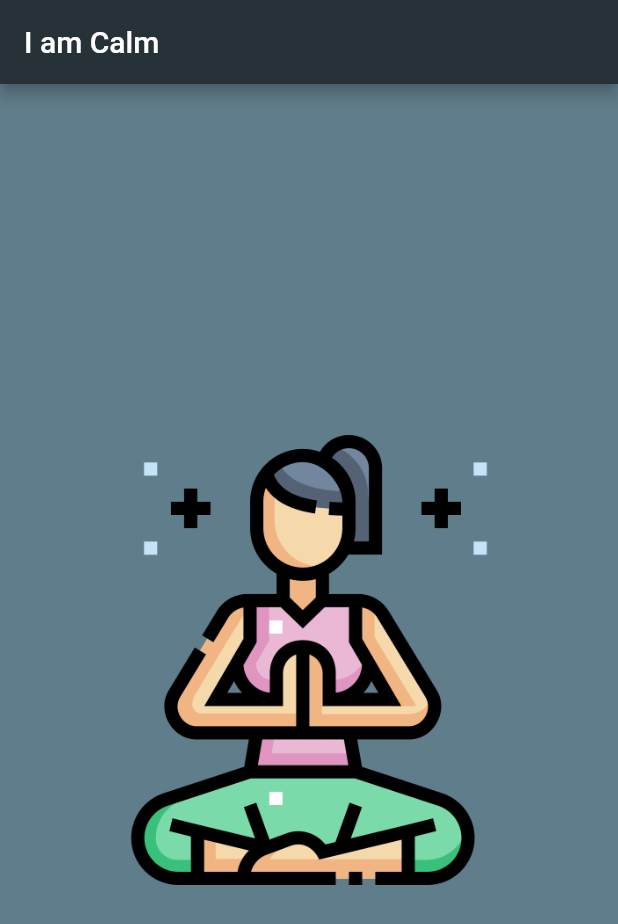
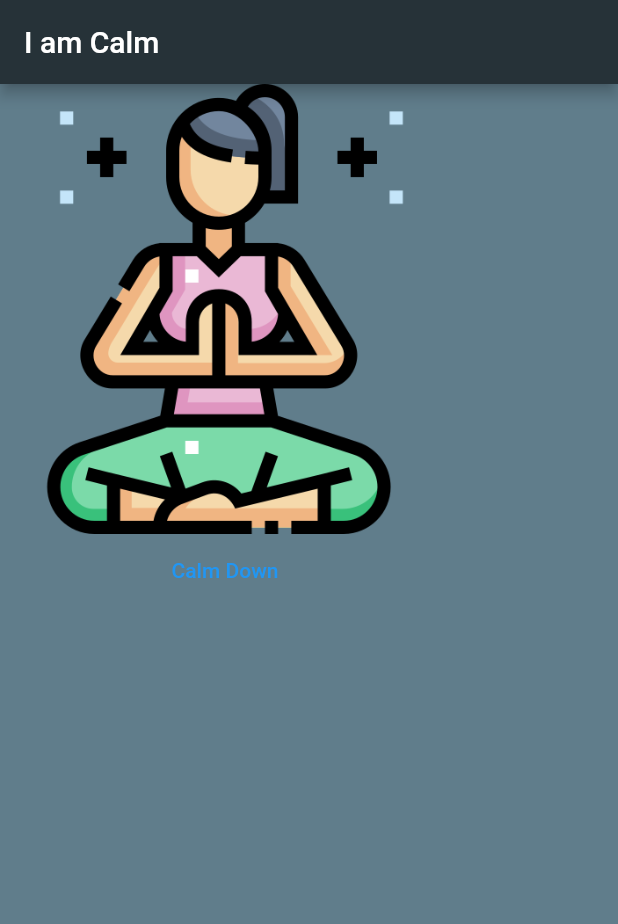
Before and after one commit to alantsui5/flutter-projects, a Flutter app: the screen it shows after launch, on a phone screen of 412 x 824 dp. Shown: the top 924 px of the screen. Run offline on Flutter 3.47's test engine with Material 2 defaults, Android fonts, the phone set to English and light mode, and no system bars.

Commit message:
Add Button and column layout

```diff
--- a/i-am-calm/lib/main.dart
+++ b/i-am-calm/lib/main.dart
@@ -19,11 +19,17 @@ class HomeScreen extends StatelessWidget {
           title: const Text("I am Calm"),
           backgroundColor: Colors.blueGrey[900],
         ),
-        body: const Center(
-          child: Image(
-          image: AssetImage("images/meditation2.png"),
-          width: 300,
-        ),
+        body: Column(
+          children: [
+            Image(
+            image: AssetImage("images/meditation2.png"),
+            width: 300,
+            ),
+            TextButton(
+              onPressed: (){},
+              child: const Text("Calm Down")
+            )
+          ],
         )
       )
     );
```
Also changed, not shown: 1 other file.
